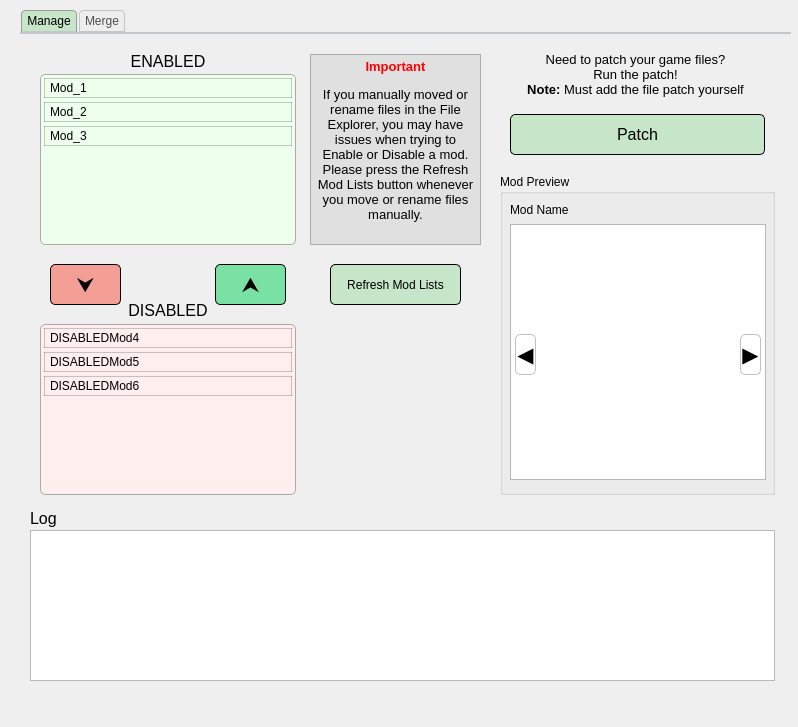
Old version of the form main.ui in the repository jvill171/GIMI-MUI.
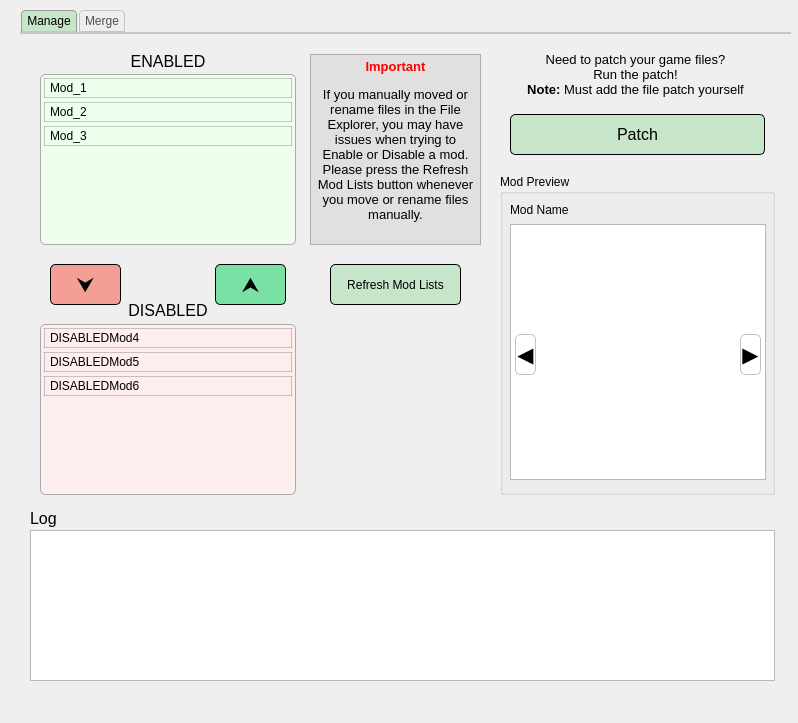
New version of the form.

Commit message: Set a fixed size to the application window

```diff
--- a/main.ui
+++ b/main.ui
@@ -7,7 +7,7 @@
     <x>0</x>
     <y>0</y>
     <width>798</width>
-    <height>727</height>
+    <height>723</height>
    </rect>
   </property>
   <property name="sizePolicy">
@@ -16,6 +16,18 @@
     <verstretch>0</verstretch>
    </sizepolicy>
   </property>
+  <property name="minimumSize">
+   <size>
+    <width>798</width>
+    <height>723</height>
+   </size>
+  </property>
+  <property name="maximumSize">
+   <size>
+    <width>798</width>
+    <height>723</height>
+   </size>
+  </property>
   <property name="windowTitle">
    <string>MainWindow</string>
   </property>
```
The commit also changes 1 other file.
